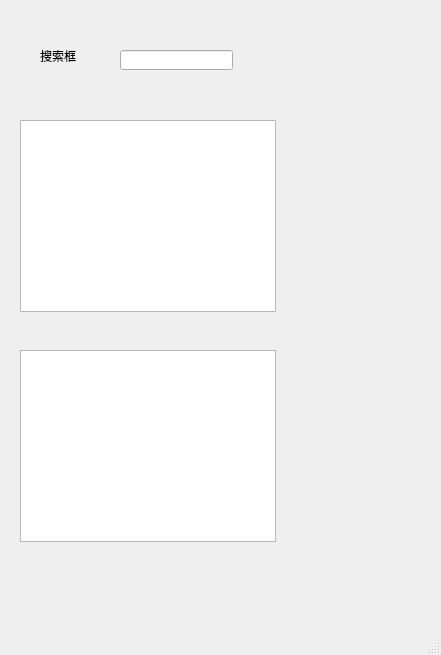
First picture: the form in form/mainwindow.ui, repository mcdudu233/FileSystem, before the edit.
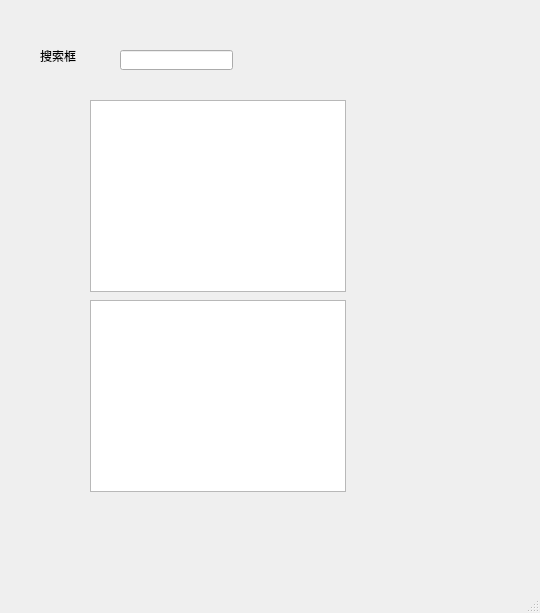
Second picture: the form after the edit.

Commit message: 修复窗口控件名

What changed in the file:
```diff
--- a/form/mainwindow.ui
+++ b/form/mainwindow.ui
@@ -6,8 +6,8 @@
    <rect>
     <x>0</x>
     <y>0</y>
-    <width>441</width>
-    <height>655</height>
+    <width>540</width>
+    <height>613</height>
    </rect>
   </property>
   <property name="windowTitle">
@@ -17,8 +17,8 @@
    <widget class="QListView" name="listView">
     <property name="geometry">
      <rect>
-      <x>20</x>
-      <y>120</y>
+      <x>90</x>
+      <y>100</y>
       <width>256</width>
       <height>192</height>
      </rect>
@@ -27,8 +27,8 @@
    <widget class="QTreeView" name="treeView">
     <property name="geometry">
      <rect>
-      <x>20</x>
-      <y>350</y>
+      <x>90</x>
+      <y>300</y>
       <width>256</width>
       <height>192</height>
      </rect>
```
Left out of the diff: 4 changed lines with no effect on the pictures. The commit also changes 4 other files.
